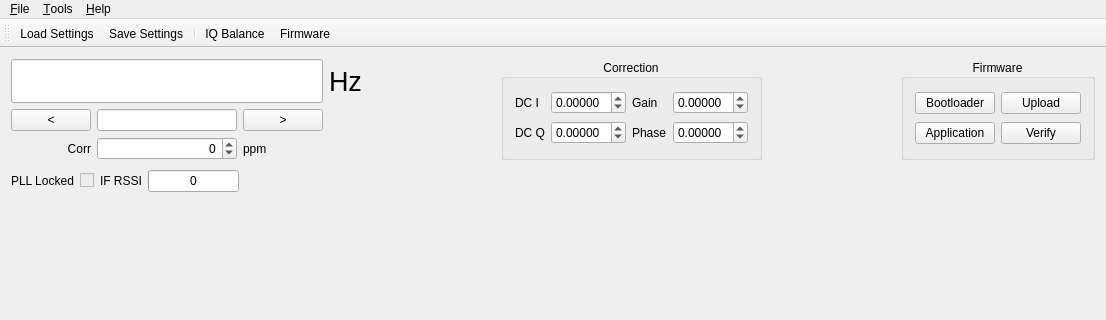
Above: mainwindow.ui from csete/qthid before the change; both pictures show x 0 to 1106 and y 0 to 320 of the 1106 by 478 pixel window. Below: the same form after it.
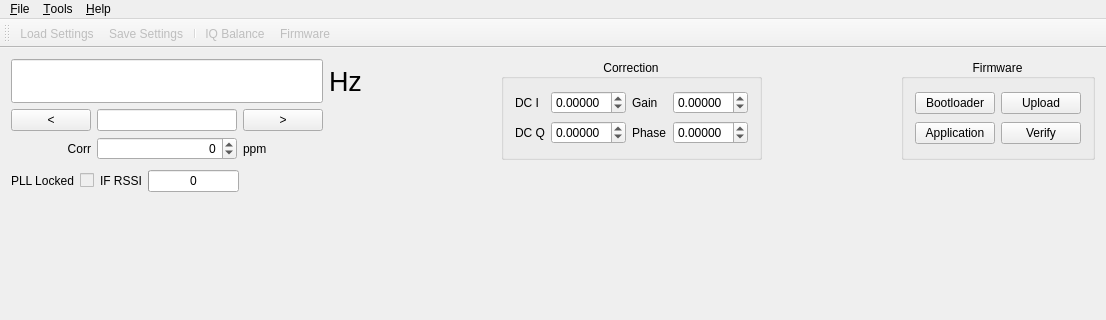
That is the form after the change. Icons and pictures are not drawn.

Commit message: Disable not implemented actions.

The edit to the form file:
```diff
--- a/mainwindow.ui
+++ b/mainwindow.ui
@@ -822,6 +822,9 @@
    </property>
   </action>
   <action name="actionLoad">
+   <property name="enabled">
+    <bool>false</bool>
+   </property>
    <property name="icon">
     <iconset resource="qthid.qrc">
      <normaloff>:/qthid/images/open.png</normaloff>:/qthid/images/open.png</iconset>
@@ -838,7 +841,7 @@
   </action>
   <action name="actionSave">
    <property name="enabled">
-    <bool>true</bool>
+    <bool>false</bool>
    </property>
    <property name="icon">
     <iconset resource="qthid.qrc">
@@ -855,6 +858,9 @@
    </property>
   </action>
   <action name="actionBalance">
+   <property name="enabled">
+    <bool>false</bool>
+   </property>
    <property name="icon">
     <iconset resource="qthid.qrc">
      <normaloff>:/qthid/images/iq.png</normaloff>:/qthid/images/iq.png</iconset>
@@ -870,6 +876,9 @@
    </property>
   </action>
   <action name="actionFirmware">
+   <property name="enabled">
+    <bool>false</bool>
+   </property>
    <property name="icon">
     <iconset resource="qthid.qrc">
      <normaloff>:/qthid/images/fw.png</normaloff>:/qthid/images/fw.png</iconset>
```
